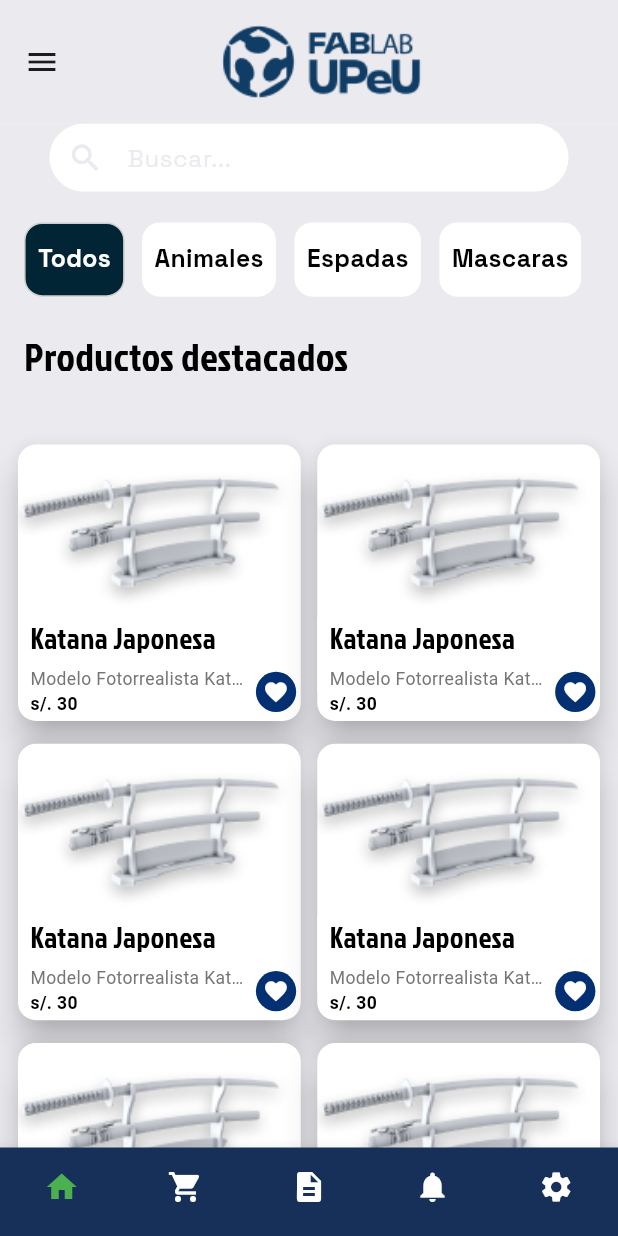
After one commit to ProyectoFabLab-Ciclo-VI/FABLAB_MOVIL, a Flutter app: the MenuPrincipal screen opened directly, on a phone screen of 412 x 824 dp. The commit adds this screen. Run offline on Flutter 3.47's test engine with Material 3 defaults, Android fonts, the phone set to English and light mode, and no system bars; our stand-ins replace bloc, dartz, dio, flutter_bloc, flutter_form_builder, form_builder_validators and 3 more; accounts and stored records are empty.

Commit message:
se agrego nuevo menu

```diff
--- /dev/null
+++ b/lib/features_venta/fablab/presentation/pages/Home/NuevoMenu/card_nuevo_menu.dart
@@ -0,0 +1,111 @@
+import 'package:fab_lab_upeu/shared/colores.dart';
+import 'package:flutter/material.dart';
+import 'package:sizer/sizer.dart';
+
+class CardMenuNuevo extends StatelessWidget {
+  const CardMenuNuevo({super.key});
+
+  @override
+  Widget build(BuildContext context) {
+    final screenHeight = MediaQuery.of(context).size.height;
+    final screenWidth = MediaQuery.of(context).size.width;
+    return Padding(
+      padding: EdgeInsets.only(top: screenHeight * 0.005),
+      child: Card(
+        color: coloresPersonalizados[3],
+        elevation: 10,
+        child: Column(
+          mainAxisAlignment: MainAxisAlignment.start,
+          children: [
+            //Contenedor de la imagen
+            Container(
+                width: double.infinity,
+                height: 14.h,
+                decoration: BoxDecoration(
+                  borderRadius: BorderRadius.circular(12),
+                ),
+                child: Image.asset(
+                  'assets/images/menu/katana.png',
+                  fit: BoxFit.cover,
+                )),
+            //contenedor abajo
+            Expanded(
+              child: Row(
+                children: [
+                  Expanded(
+                    child: Column(
+                      mainAxisAlignment: MainAxisAlignment.start,
+                      children: [
+                        Container(
+                          width: double.infinity,
+                          padding: EdgeInsets.only(left: screenWidth * 0.02),
+                          height: 4.h,
+                          color: coloresPersonalizados[3],
+                          child: Text('Katana Japonesa',
+                              style: TextStyle(
+                                  color: Colors.black,
+                                  fontSize: 18.sp,
+                                  fontFamily: 'JockeyOne')),
+                        ),
+                        Container(
+                          width: double.infinity,
+                          height: 2.h,
+                          color: coloresPersonalizados[3],
+                          padding: EdgeInsets.only(left: screenWidth * 0.02),
+                          child: Text(
+                            'Modelo Fotorrealista Katana Japonesa',
+                            maxLines: 1,
+                            overflow: TextOverflow.ellipsis,
+                            style: TextStyle(
+                              color: coloresPersonalizados[10],
+                              fontSize: 14.sp,
+                            ),
+                          ),
+                        ),
+                        Container(
+                          width: double.infinity,
+                          height: 2.h,
+                          decoration: BoxDecoration(
+                              borderRadius: BorderRadius.circular(12)),
+                          padding: EdgeInsets.only(left: screenWidth * 0.02),
+                          child: Text(
+                            's/. 30',
+                            maxLines: 1,
+                            overflow: TextOverflow.ellipsis,
+                            style: TextStyle(
+                              color: coloresPersonalizados[4],
+                              fontWeight: FontWeight.bold,
+                              fontSize: 14.sp,
+                            ),
+                          ),
+                        ),
+                      ],
+                    ),
+                  ),
+                  Container(
+                    padding: EdgeInsets.only(bottom: 10.sp),
+                    width: Adaptive.w(8),
+                    height: double.infinity,
+                    decoration:
+                        BoxDecoration(borderRadius: BorderRadius.circular(12)),
+                    child: Align(
+                      alignment: Alignment.bottomCenter,
+                      child: CircleAvatar(
+                          radius: 15.sp,
+                          backgroundColor: coloresPersonalizados[11],
+                          child: Icon(
+                            Icons.favorite,
+                            color: coloresPersonalizados[3],
+                            size: 17.sp,
+                          )),
+                    ),
+                  ),
+                ],
+              ),
+            ),
+          ],
+        ),
+      ),
+    );
+  }
+}
--- /dev/null
+++ b/lib/features_venta/fablab/presentation/pages/Home/NuevoMenu/principal_menu.dart
@@ -0,0 +1,215 @@
+import 'package:fab_lab_upeu/features_venta/fablab/presentation/pages/Home/NuevoMenu/card_nuevo_menu.dart';
+import 'package:fab_lab_upeu/features_venta/fablab/presentation/widgets/Otros_hastaponerleunnombre/menu_drawer.dart';
+import 'package:fab_lab_upeu/features_venta/fablab/presentation/widgets/Otros_hastaponerleunnombre/navbarinferior.dart';
+import 'package:fab_lab_upeu/shared/colores.dart';
+import 'package:flutter/material.dart';
+import 'package:sizer/sizer.dart';
+
+class MenuPrincipal extends StatelessWidget {
+  const MenuPrincipal({super.key});
+
+  @override
+  Widget build(BuildContext context) {
+    final screenWidth = MediaQuery.of(context).size.width;
+    final screenHeight = MediaQuery.of(context).size.height;
+
+    // Calcula el childAspectRatio basado en el ancho y altura de la pantalla
+    double aspectRatio = screenWidth / (screenHeight / 2);
+
+    return Scaffold(
+      drawer: const Menudrawer(),
+      appBar: AppBar(
+        title: Container(
+            padding: EdgeInsets.only(right: screenWidth * 0.093),
+            child: Center(child: Image.asset('assets/images/logo-azul.png'))),
+        backgroundColor: coloresPersonalizados[7],
+        toolbarHeight: 10.h,
+      ),
+      body: SafeArea(
+          child: Container(
+        color: coloresPersonalizados[7],
+        width: double.infinity,
+        child: Column(
+          mainAxisAlignment: MainAxisAlignment.end,
+          children: [
+            //Busqueda
+            Padding(
+              //Busqueda
+              padding: EdgeInsets.symmetric(
+                  horizontal: screenWidth *
+                      0.08), // Usando screenWidth // 5% del ancho de la pantalla
+              child: SizedBox(
+                width: double.infinity,
+                height: 5.5.h,
+                child: TextField(
+                  textAlign: TextAlign.start,
+                  textAlignVertical: TextAlignVertical.center,
+                  decoration: InputDecoration(
+                      enabledBorder: OutlineInputBorder(
+                        borderSide: BorderSide(color: coloresPersonalizados[6]),
+                        borderRadius: BorderRadius.circular(30),
+                      ),
+                      focusedBorder: OutlineInputBorder(
+                        borderSide: BorderSide(color: coloresPersonalizados[6]),
+                        borderRadius: BorderRadius.circular(30),
+                      ),
+                      fillColor: coloresPersonalizados[3],
+                      filled: true,
+                      hintText: 'Buscar...',
+                      hintStyle: TextStyle(
+                        color: coloresPersonalizados[7],
+                        fontFamily: 'SpaceGrotesk',
+                      ),
+                      prefixIcon: Padding(
+                        padding: EdgeInsets.only(left: screenWidth * 0.0),
+                        child:
+                            Icon(Icons.search, color: coloresPersonalizados[7]),
+                      ),
+                      contentPadding: const EdgeInsets.only(left: 20)),
+                ),
+              ),
+            ),
+            //Seccion de filtro
+            Padding(
+              padding: EdgeInsets.only(
+                  right: screenWidth * 0.039,
+                  left: screenWidth * 0.039,
+                  top: screenHeight * 0.025),
+              child: Container(
+                width: double.infinity,
+                color: coloresPersonalizados[6],
+                height: 6.h,
+                child: SingleChildScrollView(
+                  scrollDirection: Axis.horizontal,
+                  child: Row(
+                    mainAxisAlignment: MainAxisAlignment.spaceAround,
+                    children: [
+                      Padding(
+                        padding: EdgeInsets.only(right: screenWidth * 0.028),
+                        child: Container(
+                          decoration: BoxDecoration(
+                              color: coloresPersonalizados[8],
+                              borderRadius: BorderRadius.circular(12),
+                              border: Border.all(
+                                  color: coloresPersonalizados[9], width: 1)),
+                          padding: EdgeInsets.only(
+                              left: screenWidth * 0.02,
+                              right: screenWidth * 0.02),
+                          height: double.infinity,
+                          child: Center(
+                            child: Text('Todos',
+                                style: TextStyle(
+                                    color: Colors.white,
+                                    fontFamily: 'SpaceGrotesk',
+                                    fontSize: 16.6.sp,
+                                    fontWeight: FontWeight.bold)),
+                          ),
+                        ),
+                      ),
+                      Padding(
+                        padding: EdgeInsets.only(right: screenWidth * 0.03),
+                        child: Container(
+                          decoration: BoxDecoration(
+                              color: coloresPersonalizados[3],
+                              borderRadius: BorderRadius.circular(12)),
+                          padding: EdgeInsets.only(
+                              left: screenWidth * 0.02,
+                              right: screenWidth * 0.02),
+                          height: double.infinity,
+                          child: Center(
+                            child: Text('Animales',
+                                style: TextStyle(
+                                    fontFamily: 'SpaceGrotesk',
+                                    color: coloresPersonalizados[4],
+                                    fontSize: 16.6.sp,
+                                    fontWeight: FontWeight.bold)),
+                          ),
+                        ),
+                      ),
+                      Padding(
+                        padding: EdgeInsets.only(right: screenWidth * 0.03),
+                        child: Container(
+                          decoration: BoxDecoration(
+                              color: coloresPersonalizados[3],
+                              borderRadius: BorderRadius.circular(12)),
+                          padding: EdgeInsets.only(
+                              left: screenWidth * 0.02,
+                              right: screenWidth * 0.02),
+                          height: double.infinity,
+                          child: Center(
+                            child: Text('Espadas',
+                                style: TextStyle(
+                                    fontFamily: 'SpaceGrotesk',
+                                    color: coloresPersonalizados[4],
+                                    fontSize: 16.6.sp,
+                                    fontWeight: FontWeight.bold)),
+                          ),
+                        ),
+                      ),
+                      Padding(
+                        padding: EdgeInsets.only(right: screenWidth * 0.03),
+                        child: Container(
+                          decoration: BoxDecoration(
+                              color: coloresPersonalizados[3],
+                              borderRadius: BorderRadius.circular(12)),
+                          padding: EdgeInsets.only(
+                              left: screenWidth * 0.02,
+                              right: screenWidth * 0.02),
+                          height: double.infinity,
+                          child: Center(
+                            child: Text('Mascaras',
+                                style: TextStyle(
+                                    fontFamily: 'SpaceGrotesk',
+                                    color: coloresPersonalizados[4],
+                                    fontSize: 16.6.sp,
+                                    fontWeight: FontWeight.bold)),
+                          ),
+                        ),
+                      ),
+                    ],
+                  ),
+                ),
+              ),
+            ),
+            //Letra de productos destacadoss
+            Padding(
+              padding: EdgeInsets.only(
+                  right: screenWidth * 0.039,
+                  left: screenWidth * 0.039,
+                  top: screenHeight * 0.025,
+                  bottom: screenHeight * 0.025),
+              child: SizedBox(
+                width: double.infinity,
+                height: 5.h,
+                child: Text(
+                  'Productos destacados',
+                  style: TextStyle(
+                    color: coloresPersonalizados[4],
+                    fontFamily: 'JockeyOne',
+                    fontSize: 21.sp,
+                    fontWeight: FontWeight.normal,
+                  ),
+                ),
+              ),
+            ),
+            //Productos destacados
+            Expanded(
+                child: GridView.builder(
+                    padding: const EdgeInsets.all(8),
+                    gridDelegate: SliverGridDelegateWithFixedCrossAxisCount(
+                      crossAxisCount: 2,
+                      crossAxisSpacing: 3,
+                      mainAxisSpacing: 3,
+                      childAspectRatio: aspectRatio,
+                    ),
+                    itemCount: 10,
+                    itemBuilder: (context, index) {
+                      return const CardMenuNuevo();
+                    })),
+          ],
+        ),
+      )),
+      bottomNavigationBar: const NAVBARINFERIOR(),
+    );
+  }
+}
--- a/lib/features_venta/fablab/presentation/pages/TutorialLogin/ingreso.dart
+++ b/lib/features_venta/fablab/presentation/pages/TutorialLogin/ingreso.dart
@@ -1,3 +1,5 @@
+import 'package:fab_lab_upeu/features_venta/fablab/presentation/pages/Home/NuevoMenu/principal_menu.dart';
+import 'package:fab_lab_upeu/features_venta/fablab/presentation/pages/Home/home.dart';
 import 'package:fab_lab_upeu/features_venta/fablab/presentation/pages/Login_Reset_Register/Reset/reset_password.dart';
 import 'package:fab_lab_upeu/features_venta/fablab/presentation/widgets/TutorialLoginWidgets/form_builder.dart';
 import 'package:fab_lab_upeu/shared/textos.dart';
@@ -6,15 +8,23 @@ import 'package:flutter_form_builder/flutter_form_builder.dart';
 import 'package:form_builder_validators/form_builder_validators.dart';
 import 'package:sizer/sizer.dart';
 
-class Ingreso extends StatelessWidget {
-  const Ingreso({super.key});
+class Ingreso extends StatefulWidget {
+  Ingreso({super.key});
+
+  @override
+  State<Ingreso> createState() => _IngresoState();
+}
+
+class _IngresoState extends State<Ingreso> {
+  final GlobalKey<FormBuilderState> _formKey2 = GlobalKey<FormBuilderState>();
 
   @override
   Widget build(BuildContext context) {
-    final GlobalKey<FormBuilderState> _formkey = GlobalKey<FormBuilderState>();
     var size = MediaQuery.of(context).size;
 
-    return Column(
+    return FormBuilder(
+      key: _formKey2, // Agregar la clave aquí
+      child: Column(
         children: [
           SizedBox(
             height: 40.sp, // usando sizer
@@ -32,7 +42,7 @@ class Ingreso extends StatelessWidget {
                 ),
                 FormBuilderValidators.email(
                   errorText: 'Correo no valido',
-              )
+                ),
               ]),
               keyType: TextInputType.emailAddress,
             ),
@@ -51,10 +61,6 @@ class Ingreso extends StatelessWidget {
                 FormBuilderValidators.required(
                   errorText: 'Password requerido',
                 ),
-              FormBuilderValidators.minLength(4,
-                  errorText: 'Minimo 4 caracteres'),
-              FormBuilderValidators.maxLength(7,
-                  errorText: 'Maximo 7 caracteres'),
               ]),
               keyType: TextInputType.text,
             ),
@@ -84,27 +90,31 @@ class Ingreso extends StatelessWidget {
           ElevatedButton(
             onPressed: () {
               print("Botón presionado");
-            _formkey.currentState?.save();
-            if (_formkey.currentState?.validate() == true) {
-              final y = _formkey.currentState?.value;
+              _formKey2.currentState?.save();
+              if (_formKey2.currentState?.validate() == true) {
+                final y = _formKey2.currentState?.value;
                 print("Email: ${y?['email']}");
                 print("Password: ${y?['password']}");
+
+                Navigator.push(
+                  context,
+                  MaterialPageRoute(
+                    builder: (context) => const MenuPrincipal(),
+                  ),
+                );
               }
             },
             style: ElevatedButton.styleFrom(
               minimumSize: const Size(250, 50),
-            backgroundColor: Color(Colors.white.value),
+              backgroundColor: Colors.white,
               shape: RoundedRectangleBorder(
                 borderRadius: BorderRadius.circular(40),
               ),
             ),
-          // child: const Text('Iniciar Sesión',
-          //     style: TextStyle(color: Colors.black)),
-          child: textoRegularNegro(
-            'Ingresar',
-          ),
+            child: textoRegularNegro('Ingresar'),
           ),
         ],
+      ),
     );
   }
 }
--- a/lib/features_venta/fablab/presentation/pages/TutorialLogin/login_tutorial.dart
+++ b/lib/features_venta/fablab/presentation/pages/TutorialLogin/login_tutorial.dart
@@ -45,7 +45,7 @@ class _LoginPageState extends State<LoginPage> {
                       const LoginRegisterToggle(),
                       // Muestra el widget de Ingreso o Register según el estado
                       controller.selectedIndex == 0
-                          ? const Ingreso()
+                          ? Ingreso()
                           : const Register(),
                     ],
                   ),
--- a/lib/features_venta/fablab/presentation/widgets/Otros_hastaponerleunnombre/menu_drawer.dart
+++ b/lib/features_venta/fablab/presentation/widgets/Otros_hastaponerleunnombre/menu_drawer.dart
@@ -24,7 +24,7 @@ class Menudrawer extends StatelessWidget {
                           CircleAvatar(
                             radius: 30,
                             backgroundImage:
-                                AssetImage("assets/images/esauprime.png"),
+                                AssetImage("assets/images/menu/foto1.png"),
                           ),
                           SizedBox(width: 20),
                           SizedBox(
--- a/lib/main.dart
+++ b/lib/main.dart
@@ -1,5 +1,6 @@
 import 'package:fab_lab_upeu/di.dart';
 import 'package:fab_lab_upeu/features_venta/fablab/presentation/bloc/Login_Reset_Register/login_register_controller.dart';
+import 'package:fab_lab_upeu/features_venta/fablab/presentation/pages/Home/NuevoMenu/principal_menu.dart';
 import 'package:fab_lab_upeu/features_venta/fablab/presentation/pages/TutorialLogin/login_tutorial.dart';
 import 'package:flutter/material.dart';
 import 'package:provider/provider.dart';
--- a/lib/shared/colores.dart
+++ b/lib/shared/colores.dart
@@ -9,7 +9,12 @@ const List<Color> coloresPersonalizados = [
   Color(0xFFFFFFFF), //3
   Color(0xFF000000), // 4
   Color(0xFFB4BCC8), //5
-  Colors.transparent,
+  Colors.transparent, //6
+  Color(0xFFEBEAEF), //7
+  Color(0xFF012534), //8
+  Color(0xFFCDCDCD), //9
+  Color(0xFF767474), //10
+  Color(0xFF023072), //11
   // 6
   // Puedes agregar más colores personalizados aquí
 ];
```
Also changed, not shown: pubspec.yaml (+21 -2 lines), assets/fonts/JockeyOne/JockeyOne-Regular.ttf (added), assets/fonts/SpaceGrotesk/SpaceGrotesk-Bold-BF65712b4f9ac68.ttf (added), assets/fonts/SpaceGrotesk/SpaceGrotesk-Light-BF65712b4fc80d0.ttf (added), assets/fonts/SpaceGrotesk/SpaceGrotesk-Medium-BF65712b4fd0ef9.ttf (added), assets/fonts/SpaceGrotesk/SpaceGrotesk-Regular-BF65712b4fdc934.ttf (added), assets/fonts/SpaceGrotesk/SpaceGrotesk-SemiBold-BF65712b4fe55fc.ttf (added), assets/fonts/SpaceGrotesk/SpaceGrotesk-VariableFont_wght-BF65712b500c2f2.ttf (added), assets/images/logo-azul.png (added), assets/images/menu/katana.png (added). Lines whose indentation alone changed are shown as unchanged.
